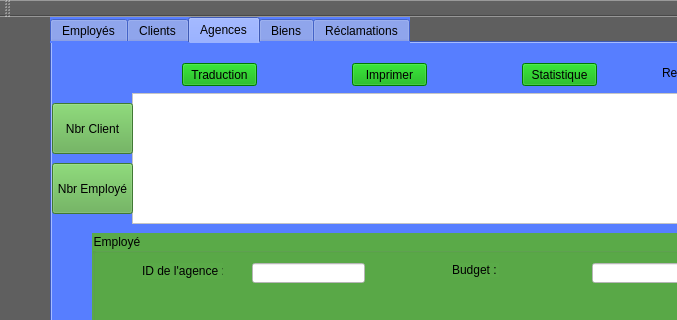
Before: the Qt Designer form mainwindow.ui in Oussama-Naffeti/Smart_Real_Estate_Agency_2A4, drawn with Qt 5; both pictures show x 0 to 677 and y 0 to 320 of the 862 by 501 pixel window.
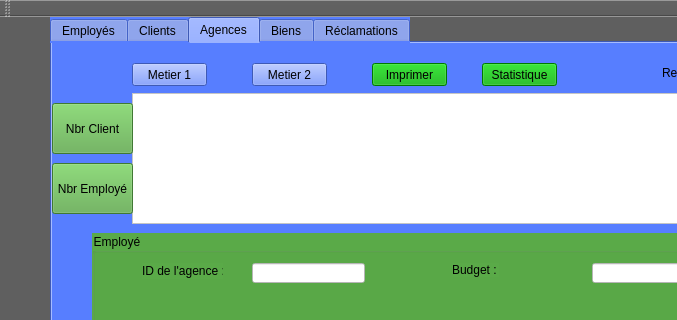
After: the same form once the commit is applied.

The edit to the form file:
```diff
--- a/mainwindow.ui
+++ b/mainwindow.ui
@@ -46,6 +46,19 @@
      <attribute name="title">
       <string>Agences</string>
      </attribute>
+     <widget class="QPushButton" name="pushButton_metier2">
+      <property name="geometry">
+       <rect>
+        <x>200</x>
+        <y>20</y>
+        <width>75</width>
+        <height>23</height>
+       </rect>
+      </property>
+      <property name="text">
+       <string>Metier 2</string>
+      </property>
+     </widget>
      <widget class="QPushButton" name="pushButton_ajouter">
       <property name="geometry">
        <rect>
@@ -237,23 +250,20 @@
      <widget class="QPushButton" name="pushButton_traduction">
       <property name="geometry">
        <rect>
-        <x>130</x>
+        <x>80</x>
         <y>20</y>
         <width>75</width>
         <height>23</height>
        </rect>
       </property>
-      <property name="styleSheet">
-       <string notr="true">background-color: rgb(0, 170, 0);</string>
-      </property>
       <property name="text">
-       <string>Traduction</string>
+       <string>Metier 1</string>
       </property>
      </widget>
      <widget class="QPushButton" name="pushButton_statistique">
       <property name="geometry">
        <rect>
-        <x>470</x>
+        <x>430</x>
         <y>20</y>
         <width>75</width>
         <height>23</height>
@@ -413,7 +423,7 @@
      <widget class="QPushButton" name="pushButton_imprimer">
       <property name="geometry">
        <rect>
-        <x>300</x>
+        <x>320</x>
         <y>20</y>
         <width>75</width>
         <height>23</height>
```
Left out of the diff: 2 changed lines with no effect on the pictures.
